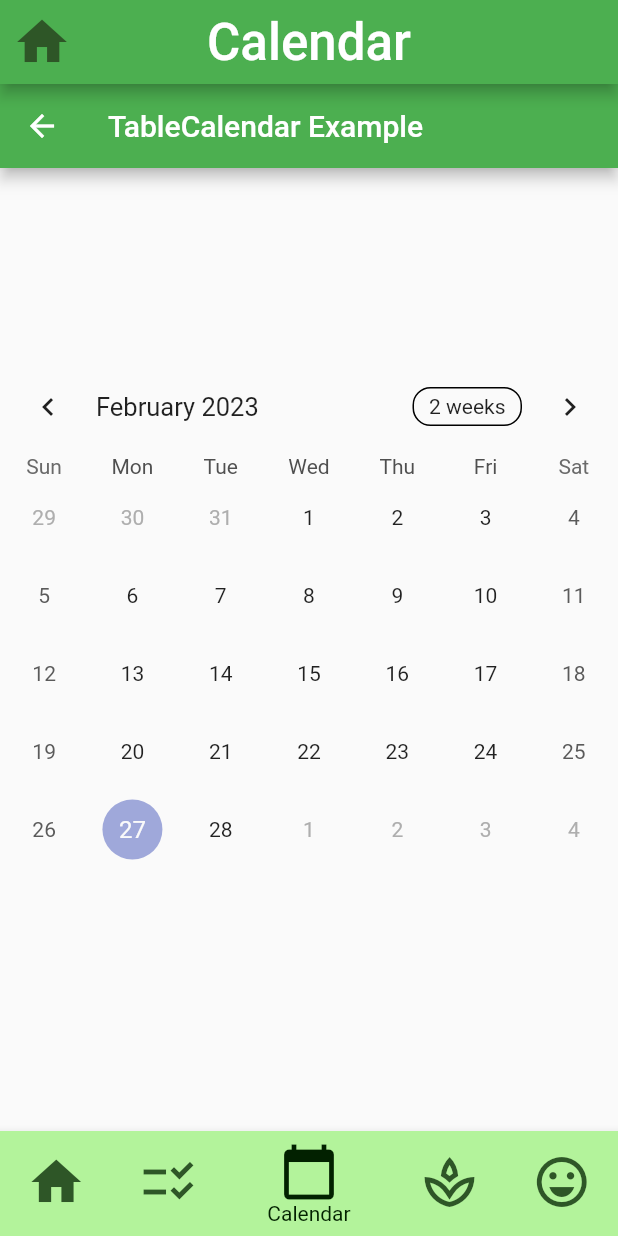
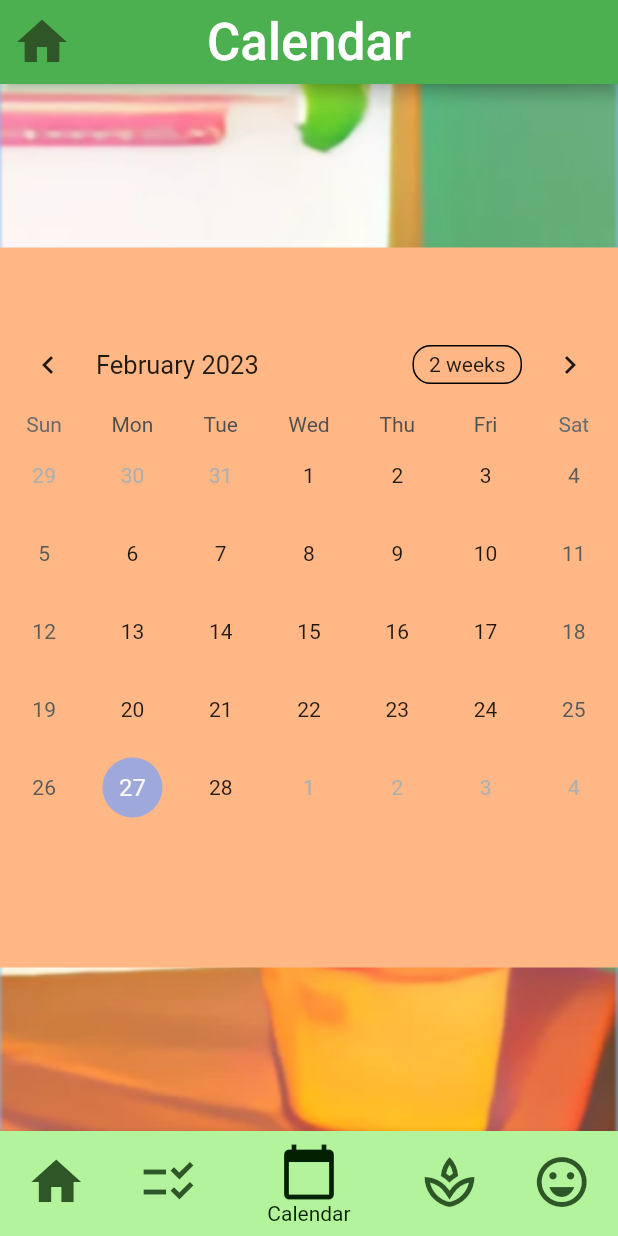
Before and after one commit to myrsini-k/task_planter0, a Flutter app: the TaskPage screen opened directly, item 3 of the bottom bar chosen, on a phone screen of 412 x 824 dp. Run offline on Flutter 3.47's test engine with Material 2 defaults, Android fonts, the phone set to English and light mode, and no system bars; drawn by our look-alikes of table_calendar; our stand-ins replace camera; missing offline and left inert: flutter_fast_forms.

```diff
--- a/lib/calendar.dart
+++ b/lib/calendar.dart
@@ -2,12 +2,6 @@ import 'package:flutter/material.dart';
 import 'package:task_planter/home.dart';
 import 'package:table_calendar/table_calendar.dart';
 import 'package:intl/date_symbol_data_local.dart';
-
-//import 'pages/basics_example.dart';
-//import 'pages/complex_example.dart';
-//import 'pages/events_example.dart';
-//import 'pages/multi_example.dart';
-//import 'pages/range_example.dart';
 
 class CalendarPage extends StatelessWidget {
   static final String home = 'Calendar';
@@ -94,11 +88,10 @@ class CalPage extends StatefulWidget {
 class _CalPageState extends State<CalPage> {
   @override
   Widget build(BuildContext context) {
-    return Scaffold(
-      appBar: AppBar(
-        title: const Text('TableCalendar Example'),
-      ),
-      body: Center(
+    return Center(
+        child: Container(
+      height: 480,
+      color: const Color.fromARGB(255, 255, 184, 133),
       child: Column(
         mainAxisAlignment: MainAxisAlignment.center,
         children: [
@@ -156,8 +149,7 @@ class _CalPageState extends State<CalPage> {
           const SizedBox(height: 20.0),
         ],
       ),
-      ),
-    );
+    ));
   }
 }
 
--- a/lib/home.dart
+++ b/lib/home.dart
@@ -29,7 +29,7 @@ class Homelay extends StatelessWidget {
                   color: Color.fromARGB(255, 168, 76, 58),
                 ),
               ),
-              SizedBox(
+              const SizedBox(
                 height: 10,
               ),
               const Text(
```
Also changed, not shown: lib/main.dart (+10 -10 lines), lib/task.dart (+20 -5 lines). Lines whose indentation alone changed are shown as unchanged.
